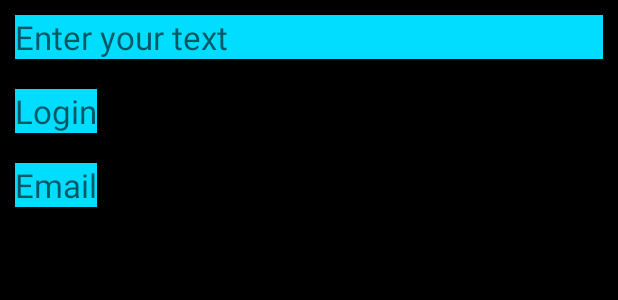
After one commit to adanos911/GalleryPictureApp, an Android app: the layout profile_fragment.xml on its own in the app's theme, with its tools: preview values and no code run, on a phone screen of 412 x 824 dp. The commit adds this screen. Shown: the top 300 px of the screen. Run offline under Robolectric (Android 15) with nearby library versions, the phone set to English and light mode, and no system bars.

Commit message:
fitch: add bottomNavigationPanel with 3 tabs (1 - main lib, 2 - last upload //todo: need fix amount, 3 - profile)

```diff
--- a/app/src/main/java/com/ayanot/discoveryourfantasy/ContentImageFragmentForSearch.java
+++ b/app/src/main/java/com/ayanot/discoveryourfantasy/ContentImageFragmentForSearch.java
@@ -45,7 +45,7 @@ public class ContentImageFragmentForSearch extends ContentImageFragment {
     private void getLoadImg() {
         int i = getPageNumber();
         AsyncLoadImgTask asyncLoadImgTask = new AsyncLoadImgTask(this, offset, i);
-        offset += (i == 1 ? 8 : 16);
+        offset += (i == 1 ? 6 : 16);
         asyncLoadImgTask.execute("/", query);
     }
 
--- a/app/src/main/res/layout/content_image_fragment.xml
+++ b/app/src/main/res/layout/content_image_fragment.xml
@@ -1,6 +1,6 @@
 <?xml version="1.0" encoding="utf-8"?>
 <LinearLayout xmlns:android="http://schemas.android.com/apk/res/android"
-    android:id="@+id/coordinatorLayout"
+    android:id="@+id/contentImageFragment"
     android:layout_width="match_parent"
     android:layout_height="match_parent">
 
--- /dev/null
+++ b/app/src/main/res/layout/profile_fragment.xml
@@ -0,0 +1,41 @@
+<?xml version="1.0" encoding="utf-8"?>
+<RelativeLayout xmlns:android="http://schemas.android.com/apk/res/android"
+    xmlns:tools="http://schemas.android.com/tools"
+    android:id="@+id/activity_profile"
+    android:layout_width="match_parent"
+    android:layout_height="match_parent"
+    android:background="@android:color/background_dark"
+    tools:context=".ProfileFragment">
+
+    <EditText
+        android:id="@+id/inputTextView"
+        android:layout_width="match_parent"
+        android:layout_height="wrap_content"
+        android:layout_margin="10dp"
+        android:background="@android:color/holo_blue_bright"
+        android:hint="Enter your text"
+        android:textSize="22sp" />
+
+    <TextView
+        android:id="@+id/loginView"
+        android:layout_width="wrap_content"
+        android:layout_height="wrap_content"
+        android:layout_below="@id/inputTextView"
+        android:layout_margin="10dp"
+        android:layout_marginTop="20dp"
+        android:background="@android:color/holo_blue_bright"
+        android:hint="Login"
+        android:textSize="22sp" />
+
+    <TextView
+        android:id="@+id/emailView"
+        android:layout_width="wrap_content"
+        android:layout_height="wrap_content"
+        android:layout_below="@id/loginView"
+        android:layout_margin="10dp"
+        android:layout_marginTop="20dp"
+        android:background="@android:color/holo_blue_bright"
+        android:hint="Email"
+        android:textSize="22sp" />
+
+</RelativeLayout>
```
Also changed, not shown: app/build.gradle (+5 -4 lines), app/src/main/AndroidManifest.xml (+11 -11 lines), app/src/main/java/com/ayanot/discoveryourfantasy/ContentImageFragmentLasUploaded.java (renamed from app/src/main/java/com/ayanot/discoveryourfantasy/ContentImageFragmentImp.java, +2 -23 lines), app/src/main/java/com/ayanot/discoveryourfantasy/MainActivity.java (+68 -34 lines), app/src/main/java/com/ayanot/discoveryourfantasy/ProfileFragment.kt (added, +15 -0 lines), app/src/main/java/com/ayanot/discoveryourfantasy/remote/yandexDisk/AsyncLoadImgTask.java (+4 -2 lines), app/src/main/java/com/ayanot/discoveryourfantasy/remote/yandexDisk/Downloader.java (+17 -1 lines), app/src/main/res/layout/activity_main.xml (+17 -17 lines), app/src/main/res/menu/menu_navigation_view.xml (added, +21 -0 lines).
